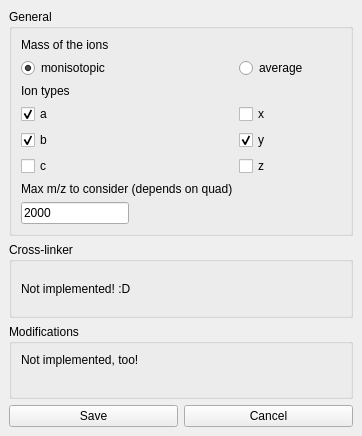
Before: the Qt Designer form qt/spectrumOptions.ui in cschmidtlab/CroCo, drawn with Qt 5.
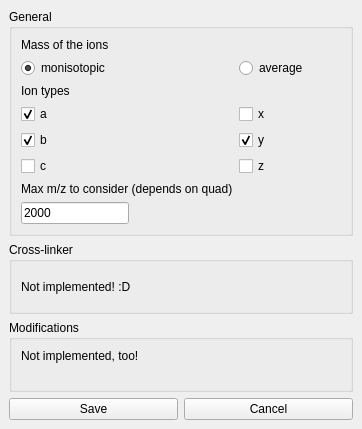
After: the same form once the commit is applied.

```diff
--- a/qt/spectrumOptions.ui
+++ b/qt/spectrumOptions.ui
@@ -7,7 +7,7 @@
     <x>0</x>
     <y>0</y>
     <width>362</width>
-    <height>436</height>
+    <height>429</height>
    </rect>
   </property>
   <property name="windowTitle">
```
Left out of the diff: 33 changed lines with no effect on the pictures.
